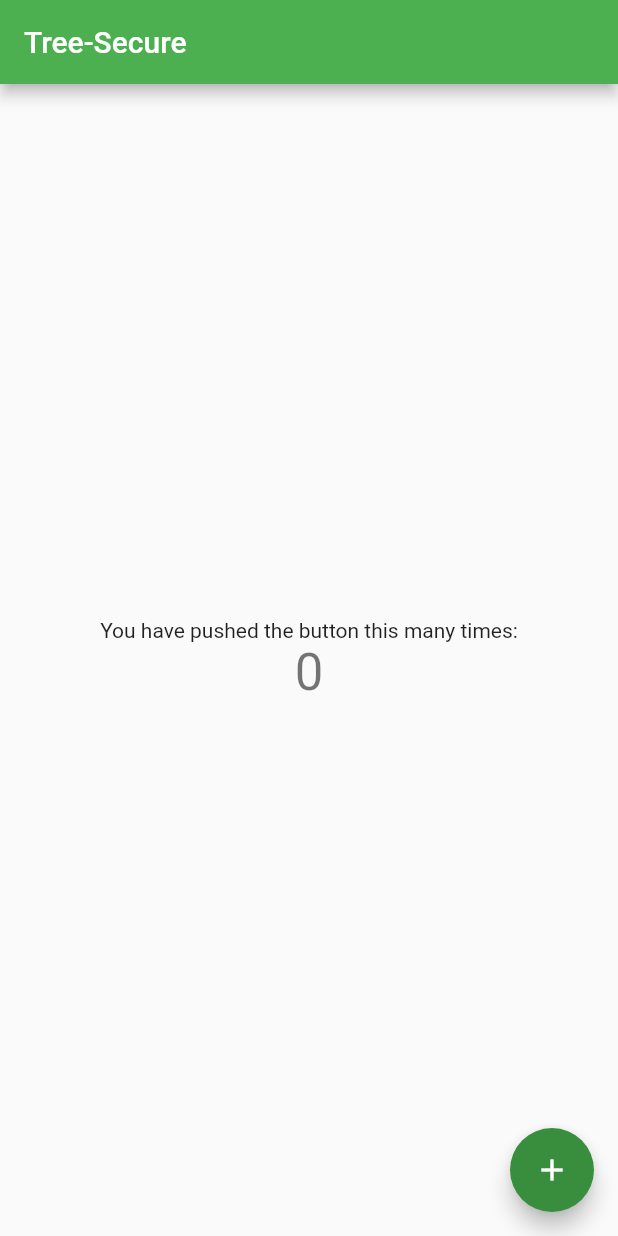
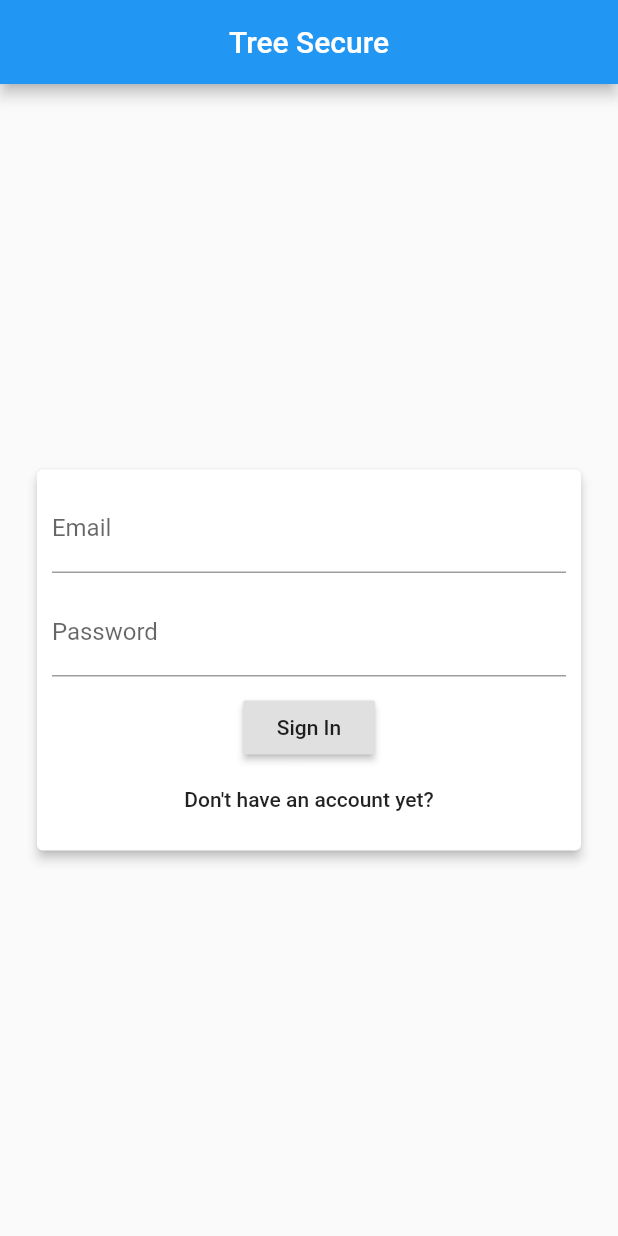
Before and after one commit to EugeneTeu/trees-secure, a Flutter app: the screen it shows after launch, on a phone screen of 412 x 824 dp. Run offline on Flutter 3.47's test engine with Material 2 defaults, Android fonts, the phone set to English and light mode, and no system bars; our stand-ins replace firebase_auth, flutter_spinkit; accounts and stored records are empty; generated files the repository leaves out were written again.

Commit message:
Add auth

```diff
--- a/lib/main.dart
+++ b/lib/main.dart
@@ -1,63 +1,20 @@
+import 'package:provider/provider.dart';
 import 'package:flutter/material.dart';
+
+import 'package:tree_secure/screens/wrappers/auth_wrapper.dart';
+import 'package:tree_secure/services/auth_service.dart';
+import 'package:tree_secure/models/auth_user.dart';
 
 void main() => runApp(MyApp());
 
 class MyApp extends StatelessWidget {
   @override
   Widget build(BuildContext context) {
-    return MaterialApp(
-      title: 'Tree-secure',
-      theme: ThemeData(
-        primarySwatch: Colors.green,
-        accentColor: Colors.green[700],
-      ),
-      home: MyHomePage(title: 'Tree-Secure'),
-    );
-  }
-}
-
-class MyHomePage extends StatefulWidget {
-  MyHomePage({Key key, this.title}) : super(key: key);
-
-  final String title;
-
-  @override
-  _MyHomePageState createState() => _MyHomePageState();
-}
-
-class _MyHomePageState extends State<MyHomePage> {
-  int _counter = 0;
-
-  void _incrementCounter() {
-    setState(() {
-      _counter++;
-    });
-  }
-
-  @override
-  Widget build(BuildContext context) {
-    return Scaffold(
-      appBar: AppBar(
-        title: Text(widget.title),
-      ),
-      body: Center(
-        child: Column(
-          mainAxisAlignment: MainAxisAlignment.center,
-          children: <Widget>[
-            Text(
-              'You have pushed the button this many times:',
-            ),
-            Text(
-              '$_counter',
-              style: Theme.of(context).textTheme.display1,
-            ),
-          ],
-        ),
-      ),
-      floatingActionButton: FloatingActionButton(
-        onPressed: _incrementCounter,
-        tooltip: 'Increment',
-        child: Icon(Icons.add),
+    return StreamProvider<AuthUser>.value(
+      value: AuthService.instance.currUserModel,
+      child: MaterialApp(
+        debugShowCheckedModeBanner: false,
+        home: AuthWrapper(),
       ),
     );
   }
--- /dev/null
+++ b/lib/models/auth_user.dart
@@ -0,0 +1,18 @@
+import 'package:flutter/material.dart';
+import 'package:firebase_auth/firebase_auth.dart';
+
+class AuthUser with ChangeNotifier {
+  FirebaseUser _user;
+  String _uid;
+  bool _hasData;
+
+  AuthUser({FirebaseUser user, String uid, @required bool hasData}) {
+    this._user = user;
+    this._uid = uid;
+    this._hasData = hasData;
+  }
+
+  FirebaseUser get user => _user;
+  String get uid => _uid;
+  bool get hasData => _hasData;
+}
--- /dev/null
+++ b/lib/screens/auth/auth_screen.dart
@@ -0,0 +1,37 @@
+import 'package:flutter/material.dart';
+
+import 'package:tree_secure/screens/auth/sign_in.dart';
+import 'package:tree_secure/screens/auth/register.dart';
+
+class AuthScreen extends StatefulWidget {
+  @override
+  _AuthScreenState createState() => _AuthScreenState();
+}
+
+class _AuthScreenState extends State<AuthScreen> {
+  bool showSignIn = true;
+  void toggleView() {
+    setState(() => this.showSignIn = !this.showSignIn);
+  }
+
+  @override
+  Widget build(BuildContext context) {
+    Widget view = this.showSignIn ? SignIn(toggleView) : Register(toggleView);
+
+    return Scaffold(
+      appBar: AppBar(
+        title: Text('Tree Secure'),
+        centerTitle: true,
+      ),
+      body: Center(
+        child: SingleChildScrollView(
+          padding: EdgeInsets.symmetric(vertical: 20),
+          child: FractionallySizedBox(
+            widthFactor: 0.9,
+            child: view,
+          ),
+        ),
+      ),
+    );
+  }
+}
--- /dev/null
+++ b/lib/screens/auth/sign_in.dart
@@ -0,0 +1,175 @@
+import 'package:flutter/material.dart';
+
+import 'package:tree_secure/services/auth_service.dart';
+import 'package:tree_secure/shared/loading_spinner.dart';
+
+class SignIn extends StatefulWidget {
+  final Function toggleView;
+
+  SignIn(this.toggleView);
+
+  @override
+  _SignInState createState() => _SignInState();
+}
+
+class _SignInState extends State<SignIn> {
+  final AuthService _auth = AuthService.instance;
+  final GlobalKey<FormState> _formKey = GlobalKey<FormState>();
+
+  bool isLoading = false;
+
+  // user email/pw input
+  String email = '';
+  String password = '';
+
+  @override
+  Widget build(BuildContext context) {
+    return Card(
+      elevation: 3,
+      child: Form(
+        key: _formKey,
+        child: Padding(
+          padding: const EdgeInsets.all(10.0),
+          child: IntrinsicHeight(
+            child: Column(
+              children: <Widget>[
+                TextFormField(
+                  enabled: !isLoading,
+                  decoration: InputDecoration(
+                    labelText: 'Email',
+                  ),
+                  validator: (val) =>
+                      val.isEmpty ? 'Please enter your email' : null,
+                  onChanged: (val) {
+                    setState(() => this.email = val);
+                  },
+                ),
+                SizedBox(height: 10),
+                TextFormField(
+                  enabled: !isLoading,
+                  decoration: InputDecoration(
+                    labelText: 'Password',
+                  ),
+                  validator: (val) => val.length < 6
+                      ? 'Please enter your valid password'
+                      : null,
+                  obscureText: true,
+                  onChanged: (val) {
+                    setState(() => this.password = val);
+                  },
+                ),
+                SizedBox(height: 10),
+                IntrinsicWidth(
+                  child: RaisedButton(
+                    onPressed: isLoading
+                        ? null
+                        : () async {
+                            if (_formKey.currentState.validate()) {
+                              setState(() => this.isLoading = true);
+                              try {
+                                await _auth.signInWithEmailAndPassword(
+                                    email, password);
+                              } catch (err) {
+                                print(err);
+                                String displayMsg =
+                                    'An unknown error occurred. Please try again later.';
+                                if (err.code == 'ERROR_INVALID_EMAIL') {
+                                  displayMsg =
+                                      'The email you have entered is invalid.';
+                                } else if (err.code == 'ERROR_USER_NOT_FOUND' ||
+                                    err.code == 'ERROR_WRONG_PASSWORD') {
+                                  displayMsg =
+                                      'This user does not exist, or the password you have entered may be wrong.';
+                                } else if (err.code ==
+                                    'ERROR_TOO_MANY_REQUESTS') {
+                                  displayMsg =
+                                      'Too many unsuccessful login attempts detected from your device. Please try again after a few minutes.';
+                                }
+                                setState(() => this.isLoading = false);
+                                showDialog(
+                                  context: context,
+                                  builder: (BuildContext context) {
+                                    return AlertDialog(
+                                      title: Text('Failed to Sign In'),
+                                      content: Text(displayMsg),
+                                      actions: <Widget>[
+                                        FlatButton(
+                                          child: Text('OK'),
+                                          onPressed: () {
+                                            Navigator.of(context).pop();
+                                          },
+                                        )
+                                      ],
+                                    );
+                                  },
+                                );
+                              }
+                            }
+                          },
+                    child: isLoading
+                        ? Container(
+                            child: LoadingSpinner(),
+                          )
+                        : Text(
+                            'Sign In',
+                            style: TextStyle(),
+                          ),
+                  ),
+                ),
+                FlatButton(
+                  onPressed: isLoading
+                      ? null
+                      : () {
+                          widget.toggleView();
+                        },
+                  child: Text(
+                    'Don\'t have an account yet?',
+                    style: Theme.of(context).textTheme.body2,
+                  ),
+                ),
+              ],
+            ),
+          ),
+        ),
+      ),
+    );
+  }
+}
+
+class SocialAuthButton extends StatelessWidget {
+  final Icon icon;
+  final String label;
+  final Color color;
+  final Function onPressed;
+
+  SocialAuthButton({this.icon, this.label, this.color, this.onPressed});
+
+  @override
+  Widget build(BuildContext context) {
+    return RaisedButton(
+      padding: EdgeInsets.symmetric(
+        vertical: 8,
+        horizontal: 10,
+      ),
+      onPressed: this.onPressed,
+      color: this.color,
+      child: Row(
+        mainAxisAlignment: MainAxisAlignment.spaceBetween,
+        children: <Widget>[
+          Padding(
+            padding: EdgeInsets.only(
+              right: 10,
+            ),
+            child: this.icon,
+          ),
+          Text(
+            label,
+          ),
+          SizedBox(
+            width: 0,
+          ),
+        ],
+      ),
+    );
+  }
+}
--- /dev/null
+++ b/lib/screens/wrappers/auth_wrapper.dart
@@ -0,0 +1,25 @@
+import 'package:flutter/material.dart';
+import 'package:provider/provider.dart';
+
+import 'package:tree_secure/screens/auth/auth_screen.dart';
+import 'package:tree_secure/screens/home/home_screen.dart';
+import 'package:tree_secure/models/auth_user.dart';
+import 'package:tree_secure/screens/splash/splash_screen.dart';
+
+class AuthWrapper extends StatelessWidget {
+  @override
+  Widget build(BuildContext context) {
+    final AuthUser authUser = Provider.of<AuthUser>(context);
+
+    if (authUser == null) {
+      // on first startup; show splashscreen to get UserModel
+      return SplashScreen();
+    } else if (!authUser.hasData) {
+      // UserModel no data; user is not authenticated yet
+      return AuthScreen();
+    } else {
+      // UserModel is ok; user is authenticated successfully
+      return HomeScreen();
+    }
+  }
+}
--- /dev/null
+++ b/lib/services/auth_service.dart
@@ -0,0 +1,62 @@
+import 'package:firebase_auth/firebase_auth.dart';
+
+import 'package:tree_secure/models/auth_user.dart';
+
+class AuthService {
+  final FirebaseAuth _auth = FirebaseAuth.instance;
+
+  // private constructor to make this the only available constructor
+  AuthService._init();
+
+  static final AuthService instance = AuthService._init();
+
+  // create custom User obj
+  AuthUser _createUserModel(FirebaseUser user) {
+    return user == null
+        ? AuthUser(hasData: false)
+        : AuthUser(user: user, uid: user.uid, hasData: true);
+  }
+
+  // provider in main.dart will reference this getter
+  // listens to the auth state stream and maps it to a User
+  Stream<AuthUser> get currUserModel {
+    return _auth.onAuthStateChanged.map(_createUserModel);
+  }
+
+  // sign in with email and pw
+  Future<AuthUser> signInWithEmailAndPassword(
+      String email, String password) async {
+    try {
+      AuthResult authRes = await _auth.signInWithEmailAndPassword(
+          email: email, password: password);
+      FirebaseUser user = authRes.user;
+      return _createUserModel(user);
+    } catch (err) {
+      throw err;
+    }
+  }
+
+  // register with email and pw
+  Future<AuthUser> createUserWithEmailAndPassword(
+      String email, String password) async {
+    try {
+      AuthResult authRes = await _auth.createUserWithEmailAndPassword(
+          email: email, password: password);
+      FirebaseUser user = authRes.user;
+      return _createUserModel(user);
+    } catch (err) {
+      print(err);
+      throw err;
+    }
+  }
+
+  // sign out
+  Future<void> signOut() async {
+    try {
+      return await _auth.signOut();
+    } catch (e) {
+      print(e.toString());
+      return null;
+    }
+  }
+}
--- /dev/null
+++ b/lib/services/firestore_service.dart
@@ -0,0 +1,3 @@
+class FirestoreService {
+
+}
```
Also changed, not shown: lib/screens/auth/register.dart (added, +126 -0 lines), lib/screens/home/home_screen.dart (added, +13 -0 lines), lib/screens/splash/splash_screen.dart (added, +17 -0 lines), lib/shared/loading_spinner.dart (added, +14 -0 lines), pubspec.yaml (+6 -5 lines), 3 other files.
